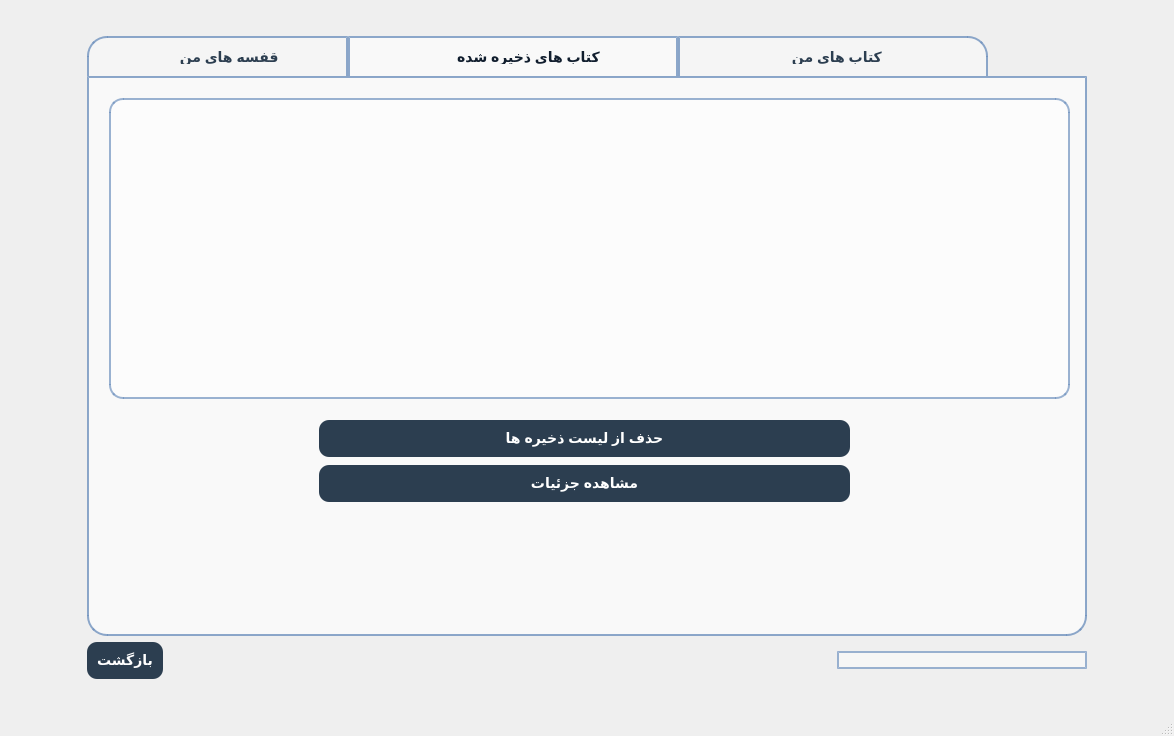
Before: the Qt Designer form client/librarywindow_c.ui in afkhamis1386-afk/bookCLUB_Project, drawn with Qt 5.
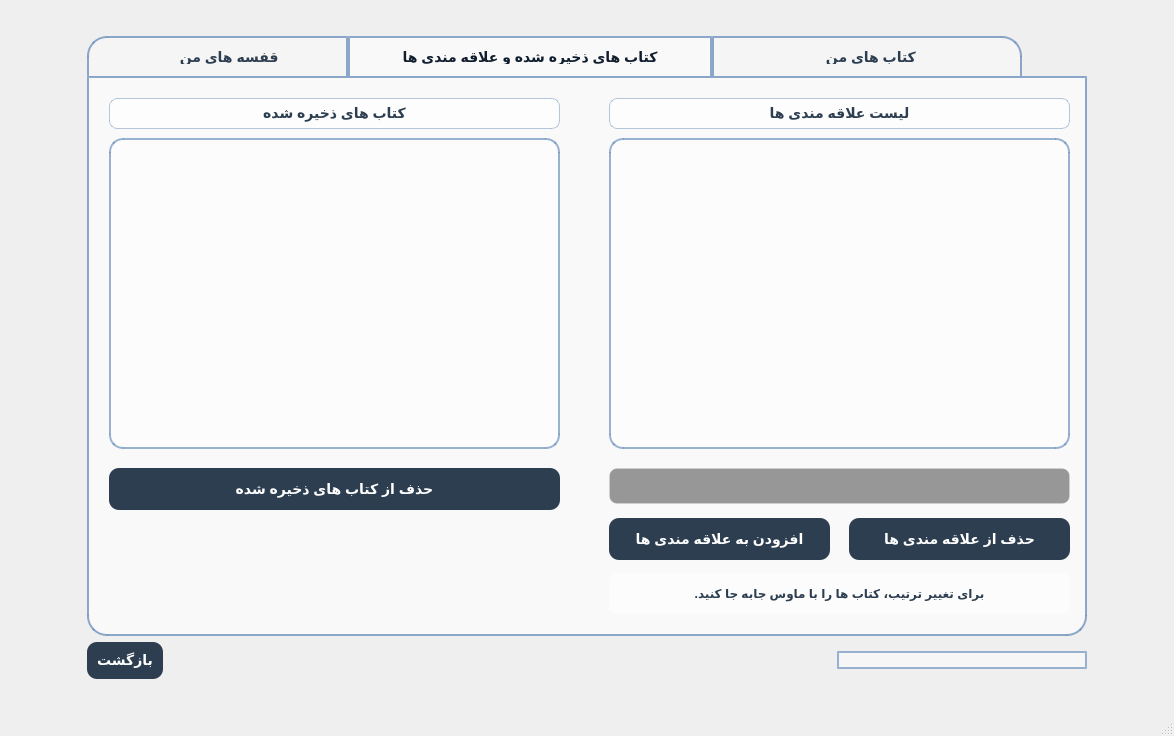
After: the same form once the commit is applied. The open tabs and pages were chosen to show the change. Icons and pictures are not drawn.

Commit message: feat(library): add drag-drop ordering, favorites support and improve library state handling

```diff
--- a/client/librarywindow_c.ui
+++ b/client/librarywindow_c.ui
@@ -421,43 +421,171 @@
       </widget>
       <widget class="QWidget" name="savedBooksTab">
        <attribute name="title">
-        <string>                               کتاب های ذخیره شده                       </string>
+        <string>                    کتاب های ذخیره شده و علاقه مندی ها                    </string>
        </attribute>
+       <widget class="QLabel" name="savedBooksLabel">
+        <property name="geometry">
+         <rect>
+          <x>20</x>
+          <y>20</y>
+          <width>451</width>
+          <height>31</height>
+         </rect>
+        </property>
+        <property name="styleSheet">
+         <string notr="true">QLabel {
+    color: #2c3e50;
+    background: rgba(255, 255, 255, 0.65);
+    border: 1px solid rgba(112, 146, 190, 0.5);
+    border-radius: 8px;
+    padding: 5px 15px;
+    font-size: 14px;
+    font-weight: bold;
+}</string>
+        </property>
+        <property name="text">
+         <string>کتاب های ذخیره شده</string>
+        </property>
+        <property name="alignment">
+         <set>Qt::AlignmentFlag::AlignCenter</set>
+        </property>
+       </widget>
+       <widget class="QLabel" name="favoriteBooksLabel">
+        <property name="geometry">
+         <rect>
+          <x>520</x>
+          <y>20</y>
+          <width>461</width>
+          <height>31</height>
+         </rect>
+        </property>
+        <property name="styleSheet">
+         <string notr="true">QLabel {
+    color: #2c3e50;
+    background: rgba(255, 255, 255, 0.65);
+    border: 1px solid rgba(112, 146, 190, 0.5);
+    border-radius: 8px;
+    padding: 5px 15px;
+    font-size: 14px;
+    font-weight: bold;
+}</string>
+        </property>
+        <property name="text">
+         <string>لیست علاقه مندی ها</string>
+        </property>
+        <property name="alignment">
+         <set>Qt::AlignmentFlag::AlignCenter</set>
+        </property>
+       </widget>
        <widget class="QListWidget" name="saveBooksListWidget">
         <property name="geometry">
          <rect>
           <x>20</x>
-          <y>20</y>
-          <width>961</width>
-          <height>301</height>
+          <y>60</y>
+          <width>451</width>
+          <height>311</height>
          </rect>
         </property>
        </widget>
-       <widget class="QWidget" name="layoutWidget_savedBooks">
+       <widget class="QListWidget" name="favoriteBooksListWidget">
         <property name="geometry">
          <rect>
-          <x>230</x>
-          <y>340</y>
-          <width>531</width>
-          <height>87</height>
+          <x>520</x>
+          <y>60</y>
+          <width>461</width>
+          <height>311</height>
          </rect>
         </property>
-        <layout class="QVBoxLayout" name="verticalLayout_2">
-         <item>
-          <widget class="QPushButton" name="removeSavedBookButton">
-           <property name="text">
-            <string>حذف از لیست ذخیره ها</string>
-           </property>
-          </widget>
-         </item>
-         <item>
-          <widget class="QPushButton" name="viewSavedBookButton">
-           <property name="text">
-            <string>مشاهده جزئیات</string>
-           </property>
-          </widget>
-         </item>
-        </layout>
+       </widget>
+       <widget class="QPushButton" name="removeSavedBookButton">
+        <property name="geometry">
+         <rect>
+          <x>20</x>
+          <y>390</y>
+          <width>451</width>
+          <height>42</height>
+         </rect>
+        </property>
+        <property name="text">
+         <string>حذف از کتاب های ذخیره شده</string>
+        </property>
+       </widget>
+       <widget class="QComboBox" name="favoriteBooksComboBox">
+        <property name="geometry">
+         <rect>
+          <x>520</x>
+          <y>390</y>
+          <width>461</width>
+          <height>36</height>
+         </rect>
+        </property>
+        <property name="styleSheet">
+         <string notr="true">QComboBox {
+    background-color: rgba(0, 0, 0, 100);
+    color: white;
+    border: 1px solid rgba(255, 255, 255, 30);
+    border-radius: 8px;
+    padding: 5px 10px;
+    font-size: 14px;
+}
+QComboBox::drop-down { border: none; }
+QComboBox QAbstractItemView {
+    background-color: rgba(0, 0, 0, 200);
+    color: white;
+    selection-background-color: rgba(45, 95, 139, 150);
+}</string>
+        </property>
+       </widget>
+       <widget class="QPushButton" name="addFavoriteBookButton">
+        <property name="geometry">
+         <rect>
+          <x>520</x>
+          <y>440</y>
+          <width>221</width>
+          <height>42</height>
+         </rect>
+        </property>
+        <property name="text">
+         <string>افزودن به علاقه مندی ها</string>
+        </property>
+       </widget>
+       <widget class="QPushButton" name="removeFavoriteBookButton">
+        <property name="geometry">
+         <rect>
+          <x>760</x>
+          <y>440</y>
+          <width>221</width>
+          <height>42</height>
+         </rect>
+        </property>
+        <property name="text">
+         <string>حذف از علاقه مندی ها</string>
+        </property>
+       </widget>
+       <widget class="QLabel" name="favoriteOrderHintLabel">
+        <property name="geometry">
+         <rect>
+          <x>520</x>
+          <y>495</y>
+          <width>461</width>
+          <height>41</height>
+         </rect>
+        </property>
+        <property name="styleSheet">
+         <string notr="true">QLabel {
+    color: #2c3e50;
+    background: rgba(255, 255, 255, 0.55);
+    border-radius: 8px;
+    padding: 6px;
+    font-weight: bold;
+}</string>
+        </property>
+        <property name="text">
+         <string>برای تغییر ترتیب، کتاب ها را با ماوس جابه جا کنید.</string>
+        </property>
+        <property name="alignment">
+         <set>Qt::AlignmentFlag::AlignCenter</set>
+        </property>
        </widget>
       </widget>
       <widget class="QWidget" name="tab">
```
Left out of the diff: 16 changed lines with no effect on the pictures. The commit also changes 2 other files.
